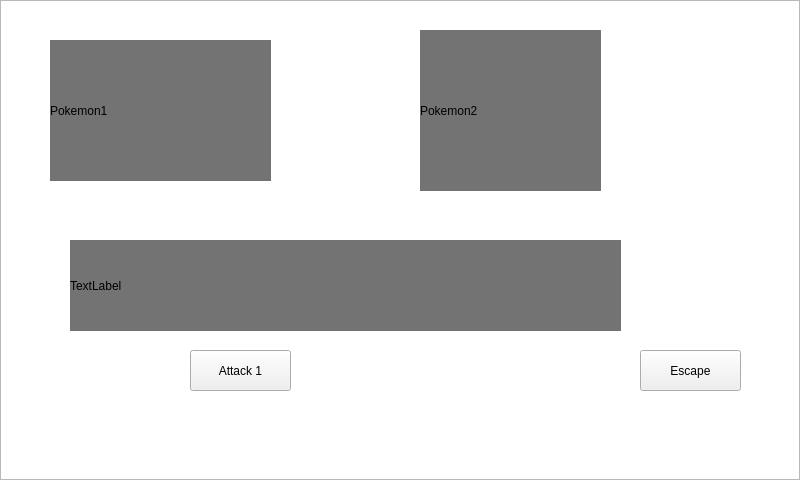
This is Dev/KriticalHit_App/simulationmenu.ui in PaulNowak36/Kritical-Hit as Qt 5 draws it before an edit. The edited form follows.
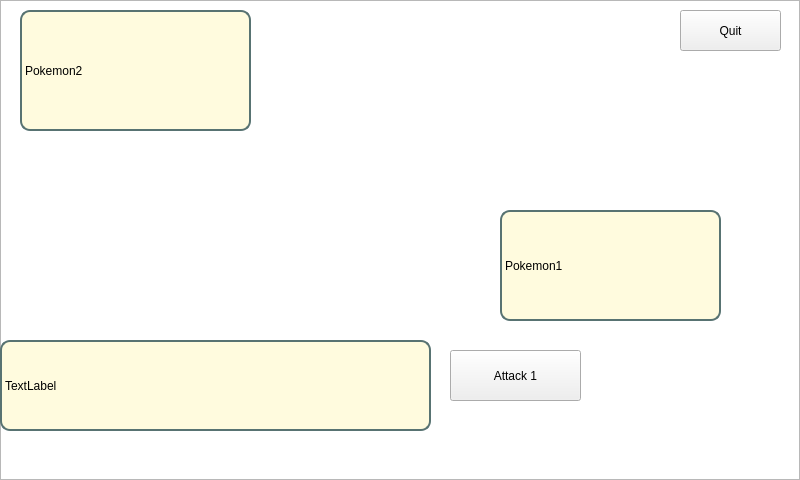
This is the edited form. Icons and pictures are not drawn.

```diff
--- a/Dev/KriticalHit_App/simulationmenu.ui
+++ b/Dev/KriticalHit_App/simulationmenu.ui
@@ -13,19 +13,26 @@
   <property name="windowTitle">
    <string>Form</string>
   </property>
+  <property name="styleSheet">
+   <string notr="true">QLabel {
+	background-color: #fffbde;
+	color: black;
+	font: 10pt &quot;Press Start 2P&quot;;	
+	border: 2px solid #587372;
+	border-radius: 10px;
+}</string>
+  </property>
   <widget class="QLabel" name="statusLabel">
    <property name="geometry">
     <rect>
-     <x>70</x>
-     <y>240</y>
-     <width>551</width>
+     <x>0</x>
+     <y>340</y>
+     <width>431</width>
      <height>91</height>
     </rect>
    </property>
    <property name="styleSheet">
-    <string notr="true">background-color: rgb(0, 0, 0, 140);
-color: black;
-font: 14pt &quot;MS UI Gothic&quot;;</string>
+    <string notr="true"/>
    </property>
    <property name="text">
     <string>TextLabel</string>
@@ -34,29 +41,27 @@
   <widget class="QPushButton" name="escapeButton">
    <property name="geometry">
     <rect>
-     <x>640</x>
-     <y>350</y>
+     <x>680</x>
+     <y>10</y>
      <width>101</width>
      <height>41</height>
     </rect>
    </property>
    <property name="text">
-    <string>Escape</string>
+    <string>Quit</string>
    </property>
   </widget>
   <widget class="QLabel" name="opponentLabel">
    <property name="geometry">
     <rect>
-     <x>420</x>
-     <y>30</y>
-     <width>181</width>
-     <height>161</height>
+     <x>20</x>
+     <y>10</y>
+     <width>231</width>
+     <height>121</height>
     </rect>
    </property>
    <property name="styleSheet">
-    <string notr="true">background-color: rgb(0, 0, 0, 140);
-color: black;
-font: 14pt &quot;MS UI Gothic&quot;;</string>
+    <string notr="true"/>
    </property>
    <property name="text">
     <string>Pokemon2</string>
@@ -79,10 +84,10 @@
   <widget class="QPushButton" name="attackButton_1">
    <property name="geometry">
     <rect>
-     <x>190</x>
+     <x>450</x>
      <y>350</y>
-     <width>101</width>
-     <height>41</height>
+     <width>131</width>
+     <height>51</height>
     </rect>
    </property>
    <property name="text">
@@ -92,21 +97,47 @@
   <widget class="QLabel" name="playerLabel">
    <property name="geometry">
     <rect>
-     <x>50</x>
-     <y>40</y>
+     <x>500</x>
+     <y>210</y>
      <width>221</width>
-     <height>141</height>
+     <height>111</height>
     </rect>
    </property>
    <property name="styleSheet">
-    <string notr="true">background-color: rgb(0, 0, 0, 140);
-color: black;
-font: 14pt &quot;MS UI Gothic&quot;;</string>
+    <string notr="true"/>
    </property>
    <property name="text">
     <string>Pokemon1</string>
    </property>
   </widget>
+  <widget class="QGraphicsView" name="graphicsView_2">
+   <property name="geometry">
+    <rect>
+     <x>30</x>
+     <y>280</y>
+     <width>371</width>
+     <height>121</height>
+    </rect>
+   </property>
+   <property name="styleSheet">
+    <string notr="true">background:transparent;
+border: none;</string>
+   </property>
+  </widget>
+  <widget class="QGraphicsView" name="graphicsView_3">
+   <property name="geometry">
+    <rect>
+     <x>400</x>
+     <y>90</y>
+     <width>371</width>
+     <height>121</height>
+    </rect>
+   </property>
+   <property name="styleSheet">
+    <string notr="true">background:transparent;
+border: none;</string>
+   </property>
+  </widget>
   <zorder>graphicsView</zorder>
   <zorder>attackButton_1</zorder>
   <zorder>playerLabel</zorder>
```
Left out of the diff: 6 changed lines with no effect on the pictures.
